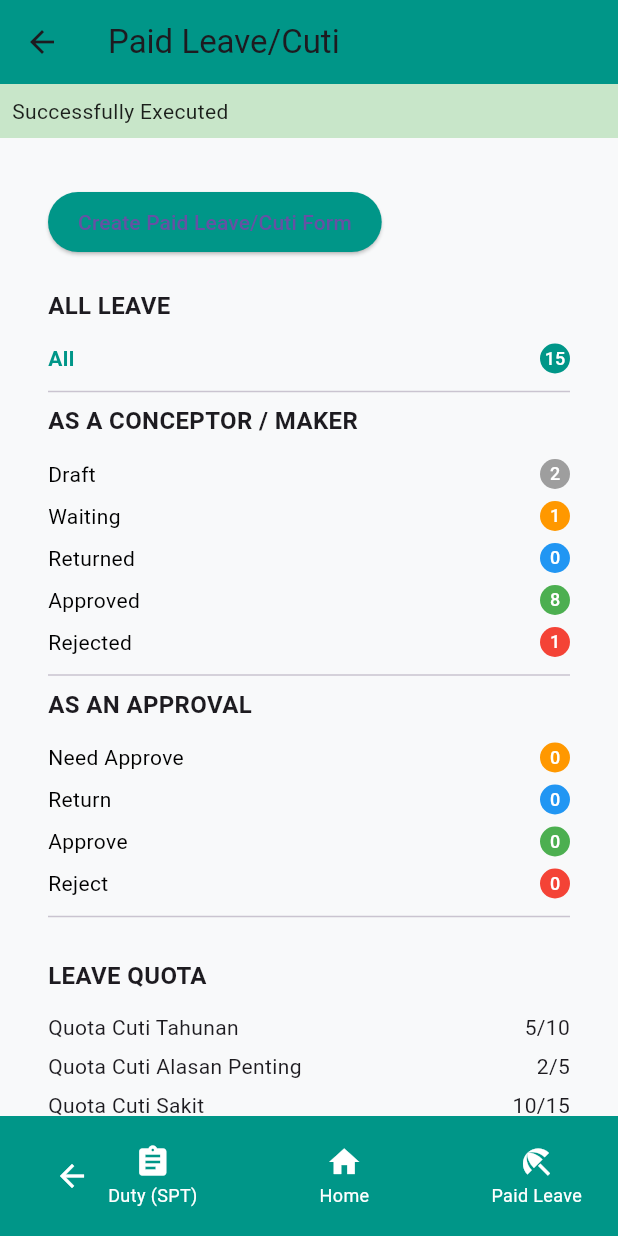
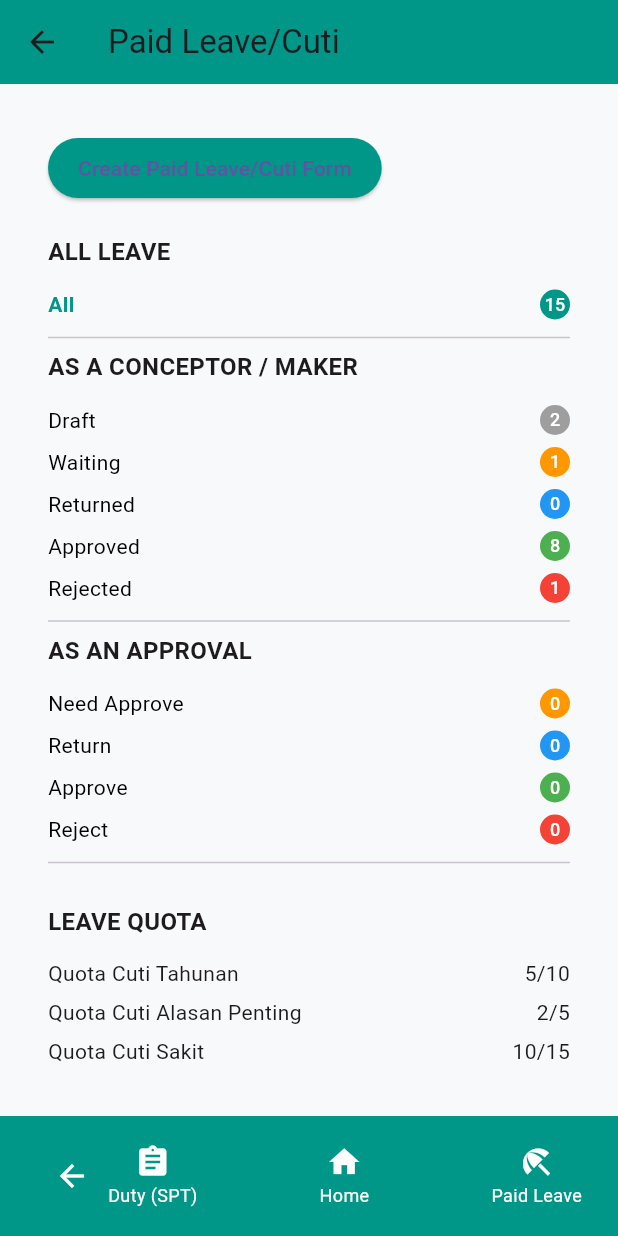
Before and after one commit to AndhikaNayakaAW/taspen-mobile, a Flutter app: the PaidLeaveCutiScreen screen opened directly, on a phone screen of 412 x 824 dp. Run offline on Flutter 3.47's test engine with Material 3 defaults, Android fonts, the phone set to English and light mode, and no system bars; our stand-ins replace file_picker.

Commit message:
edit design

```diff
--- a/lib/screens/paidleave_cuti_screen.dart
+++ b/lib/screens/paidleave_cuti_screen.dart
@@ -353,15 +353,6 @@ class _PaidLeaveCutiScreenState extends State<PaidLeaveCutiScreen> {
         crossAxisAlignment: CrossAxisAlignment.start,
         children: [
           // Banner
-          Container(
-            width: double.infinity,
-            color: Colors.green[100],
-            padding: const EdgeInsets.all(8),
-            child: const Text(
-              "Successfully Executed",
-              style: TextStyle(color: Colors.black87),
-            ),
-          ),
           Expanded(
             child: LayoutBuilder(
               builder: (context, constraints) {
```
